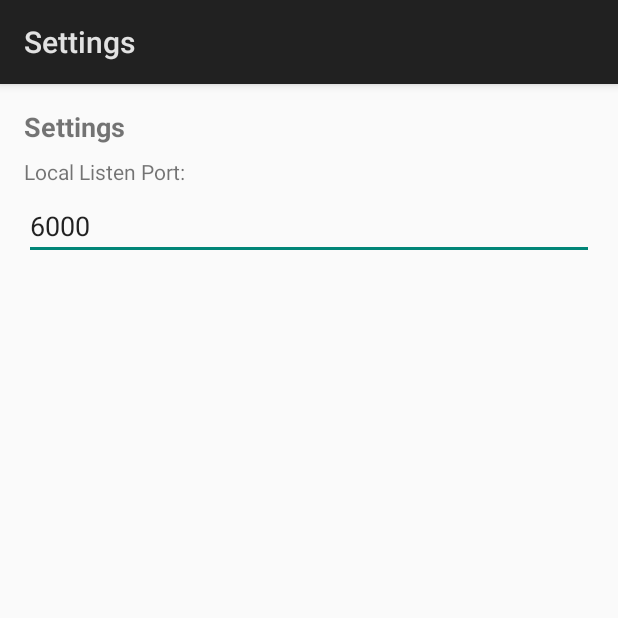
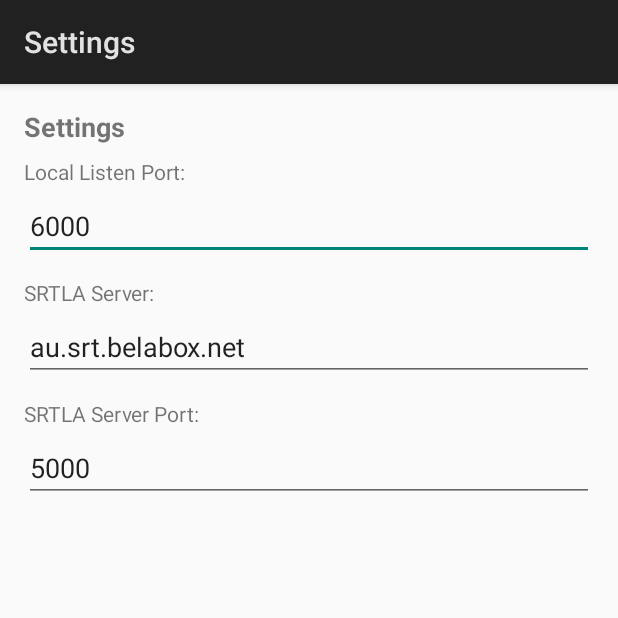
Before and after one commit to dimadesu/bond-bunny, an Android app: the screen it shows after launch (SettingsActivity), after a tap on "SETTINGS", on a phone screen of 412 x 824 dp, the top half of it. Run offline under Robolectric (Android 15) with nearby library versions, the phone set to English and light mode, and no system bars.

Commit message:
Move SRTLA port and host to Settings activity

```diff
--- a/src/main/java/com/example/srtla/MainActivity.java
+++ b/src/main/java/com/example/srtla/MainActivity.java
@@ -104,8 +104,6 @@ public class MainActivity extends Activity {
     }
 
     private void initViews() {
-        editSrtlaReceiverHost = findViewById(R.id.edit_server_host);
-        editSrtlaReceiverPort = findViewById(R.id.edit_server_port);
         editStreamId = findViewById(R.id.edit_stream_id);
         buttonStart = findViewById(R.id.button_start);
         buttonStop = findViewById(R.id.button_stop);
@@ -175,8 +173,9 @@ public class MainActivity extends Activity {
     protected void onSaveInstanceState(Bundle outState) {
         super.onSaveInstanceState(outState);
         // Save current form values and service state
-        outState.putString("srtla_host", editSrtlaReceiverHost.getText().toString());
-        outState.putString("srtla_port", editSrtlaReceiverPort.getText().toString());
+        SharedPreferences prefs = getSharedPreferences(PREFS_NAME, MODE_PRIVATE);
+        outState.putString("srtla_host", prefs.getString(PREF_SRTLA_HOST, "au.srt.belabox.net"));
+        outState.putString("srtla_port", prefs.getString(PREF_SRTLA_PORT, "5000"));
         outState.putString("stream_id", editStreamId.getText().toString());
         outState.putBoolean("service_running", serviceRunning);
     }
@@ -186,8 +185,6 @@ public class MainActivity extends Activity {
         super.onRestoreInstanceState(savedInstanceState);
         // Restore form values
         if (savedInstanceState != null) {
-            editSrtlaReceiverHost.setText(savedInstanceState.getString("srtla_host", "au.srt.belabox.net"));
-            editSrtlaReceiverPort.setText(savedInstanceState.getString("srtla_port", "5000"));
             editStreamId.setText(savedInstanceState.getString("stream_id", ""));
             // Service state will be checked in onResume()
         }
@@ -195,9 +192,9 @@ public class MainActivity extends Activity {
 
     private void startSrtlaService() {
         Log.i("MainActivity", "startSrtlaService() called");
-        String srtlaReceiverHost = editSrtlaReceiverHost.getText().toString().trim();
-        String srtlaReceiverPort = editSrtlaReceiverPort.getText().toString().trim();
         SharedPreferences prefs = getSharedPreferences(PREFS_NAME, MODE_PRIVATE);
+        String srtlaReceiverHost = prefs.getString(PREF_SRTLA_HOST, "au.srt.belabox.net").trim();
+        String srtlaReceiverPort = prefs.getString(PREF_SRTLA_PORT, "5000").trim();
         String srtListenPort = prefs.getString(PREF_LISTEN_PORT, "6000").trim();
 
         if (srtlaReceiverHost.isEmpty() || srtlaReceiverPort.isEmpty() || srtListenPort.isEmpty()) {
@@ -463,7 +460,6 @@ public class MainActivity extends Activity {
     private void loadPreferences() {
         SharedPreferences prefs = getSharedPreferences(PREFS_NAME, MODE_PRIVATE);
 
-        // Load saved values or use defaults
         String savedHost = prefs.getString(PREF_SRTLA_HOST, "au.srt.belabox.net");
         String savedSrtlaPort = prefs.getString(PREF_SRTLA_PORT, "5000");
         String savedListenPort = prefs.getString(PREF_LISTEN_PORT, "6000");
@@ -474,8 +470,6 @@ public class MainActivity extends Activity {
         explorationEnabled = prefs.getBoolean(PREF_EXPLORATION_ENABLED, false);
         classicMode = prefs.getBoolean(PREF_CLASSIC_MODE, false);
 
-        editSrtlaReceiverHost.setText(savedHost);
-        editSrtlaReceiverPort.setText(savedSrtlaPort);
         editStreamId.setText(savedStreamId);
         updateAdvancedFeatureButtons();
     }
@@ -484,8 +478,6 @@ public class MainActivity extends Activity {
         SharedPreferences prefs = getSharedPreferences(PREFS_NAME, MODE_PRIVATE);
         SharedPreferences.Editor editor = prefs.edit();
 
-        editor.putString(PREF_SRTLA_HOST, editSrtlaReceiverHost.getText().toString().trim());
-        editor.putString(PREF_SRTLA_PORT, editSrtlaReceiverPort.getText().toString().trim());
         editor.putString(PREF_STREAM_ID, editStreamId.getText().toString().trim());
         editor.putBoolean(PREF_STICKINESS_ENABLED, stickinessEnabled);
         editor.putBoolean(PREF_QUALITY_SCORING_ENABLED, qualityScoringEnabled);
--- a/src/main/java/com/example/srtla/SettingsActivity.java
+++ b/src/main/java/com/example/srtla/SettingsActivity.java
@@ -10,8 +10,12 @@ import android.widget.EditText;
 public class SettingsActivity extends Activity {
     private static final String PREFS_NAME = "SrtlaAppPrefs";
     private static final String PREF_LISTEN_PORT = "listen_port";
+    private static final String PREF_SRTLA_HOST = "srtla_host";
+    private static final String PREF_SRTLA_PORT = "srtla_port";
 
     private EditText editListenPort;
+    private EditText editServerHost;
+    private EditText editServerPort;
 
     @Override
     protected void onCreate(Bundle savedInstanceState) {
@@ -19,11 +23,17 @@ public class SettingsActivity extends Activity {
         setContentView(R.layout.activity_settings);
 
         editListenPort = findViewById(R.id.edit_listen_port);
+        editServerHost = findViewById(R.id.edit_server_host);
+        editServerPort = findViewById(R.id.edit_server_port);
 
         // Load saved listen port or default
         SharedPreferences prefs = getSharedPreferences(PREFS_NAME, MODE_PRIVATE);
         String savedListenPort = prefs.getString(PREF_LISTEN_PORT, "6000");
         editListenPort.setText(savedListenPort);
+        String savedHost = prefs.getString(PREF_SRTLA_HOST, "au.srt.belabox.net");
+        String savedPort = prefs.getString(PREF_SRTLA_PORT, "5000");
+        editServerHost.setText(savedHost);
+        editServerPort.setText(savedPort);
 
         // Persist changes as user types
         editListenPort.addTextChangedListener(new TextWatcher() {
@@ -40,5 +50,27 @@ public class SettingsActivity extends Activity {
                 editor.apply();
             }
         });
+
+        // Persist server host changes
+        editServerHost.addTextChangedListener(new TextWatcher() {
+            @Override public void beforeTextChanged(CharSequence s, int start, int count, int after) {}
+            @Override public void onTextChanged(CharSequence s, int start, int before, int count) {}
+            @Override public void afterTextChanged(Editable s) {
+                SharedPreferences.Editor editor = prefs.edit();
+                editor.putString(PREF_SRTLA_HOST, s.toString().trim());
+                editor.apply();
+            }
+        });
+
+        // Persist server port changes
+        editServerPort.addTextChangedListener(new TextWatcher() {
+            @Override public void beforeTextChanged(CharSequence s, int start, int count, int after) {}
+            @Override public void onTextChanged(CharSequence s, int start, int before, int count) {}
+            @Override public void afterTextChanged(Editable s) {
+                SharedPreferences.Editor editor = prefs.edit();
+                editor.putString(PREF_SRTLA_PORT, s.toString().trim());
+                editor.apply();
+            }
+        });
     }
 }
--- a/src/main/res/layout/activity_settings.xml
+++ b/src/main/res/layout/activity_settings.xml
@@ -32,6 +32,34 @@
       android:inputType="number"
       android:layout_marginBottom="12dp" />
 
+    <TextView
+      android:layout_width="wrap_content"
+      android:layout_height="wrap_content"
+      android:text="SRTLA Server:"
+      android:layout_marginBottom="4dp" />
+
+    <EditText
+      android:id="@+id/edit_server_host"
+      android:layout_width="match_parent"
+      android:layout_height="wrap_content"
+      android:hint="10.0.0.1"
+      android:inputType="text"
+      android:layout_marginBottom="12dp" />
+
+    <TextView
+      android:layout_width="wrap_content"
+      android:layout_height="wrap_content"
+      android:text="SRTLA Server Port:"
+      android:layout_marginBottom="4dp" />
+
+    <EditText
+      android:id="@+id/edit_server_port"
+      android:layout_width="match_parent"
+      android:layout_height="wrap_content"
+      android:hint="5000"
+      android:inputType="number"
+      android:layout_marginBottom="12dp" />
+
   </LinearLayout>
 
 </ScrollView>
```
Also changed, not shown: src/main/res/layout/activity_main.xml (+0 -28 lines).
